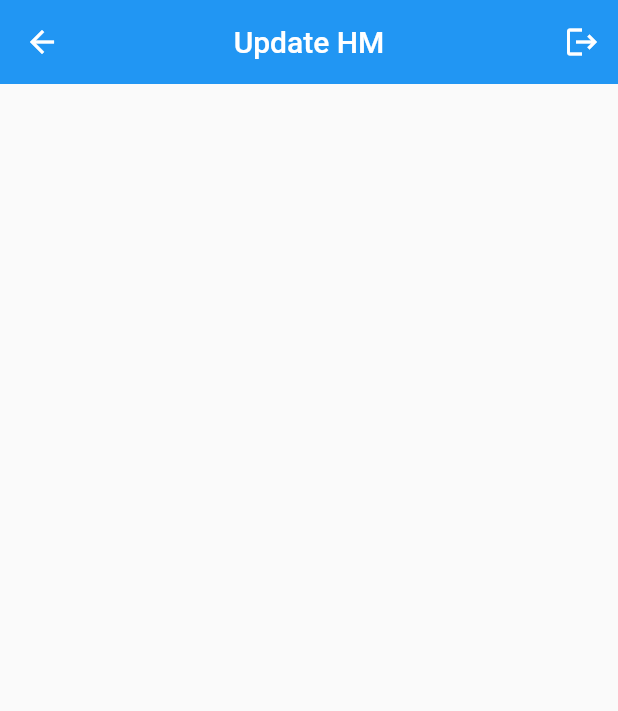
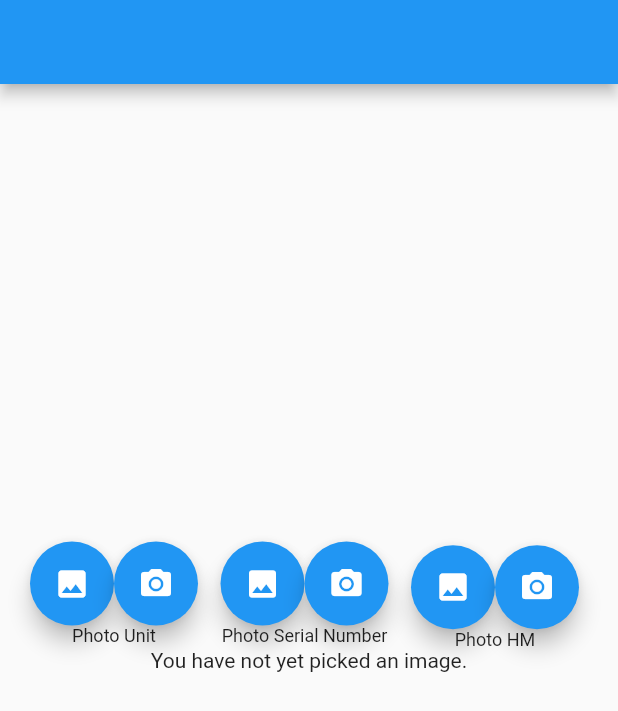
Before and after one commit to firafara/creative_mobile, a Flutter app: the HomePage screen opened by its route, after a tap on "Update HM", on a phone screen of 412 x 824 dp. Shown: the top 711 px of the screen. Run offline on Flutter 3.47's test engine with Material 2 defaults, Android fonts, the phone set to English and light mode, and no system bars; our stand-ins replace convex_bottom_bar, dropdown_button2, flutter_html, image_picker, shared_preferences and 2 more; missing offline and left inert: api_cache_manager, dart:ffi, flutter_summernote, html_editor_enhanced, zefyrka; accounts and stored records are empty.

Commit message:
update service report
menambahkan add photo sr

```diff
--- a/lib/main.dart
+++ b/lib/main.dart
@@ -3,6 +3,7 @@ import 'dart:math';
 import 'package:creative_mobile/pages/home_page.dart';
 import 'package:creative_mobile/pages/login_page..dart';
 import 'package:creative_mobile/pages/services/service_report.dart';
+import 'package:creative_mobile/pages/services/service_report_add_photo.dart';
 import 'package:creative_mobile/pages/update_hm.dart';
 import 'package:creative_mobile/services/shared_service.dart';
 import 'package:flutter/material.dart';
@@ -44,6 +45,7 @@ class MyApp extends StatelessWidget {
         '/home': (context) => const HomePage(),
         '/service-report': (context) => const ServiceReportPage(),
         '/update-hm': (context) => const HMPage(),
+        '/sr-add-photo': (context) => const ServiceReportAddPhotoPage(),
       },
       debugShowCheckedModeBanner: false,
     );
--- a/lib/pages/home_page.dart
+++ b/lib/pages/home_page.dart
@@ -152,8 +152,8 @@ class _HomePageState extends State<HomePage> {
                                   ),
                                 ),
                                 onTap: () {
-                                  Navigator.pushNamedAndRemoveUntil(
-                                      context, '/update-hm', (route) => false);
+                                  Navigator.pushNamedAndRemoveUntil(context,
+                                      '/sr-add-photo', (route) => false);
                                 },
                               ),
                             ],
--- /dev/null
+++ b/lib/pages/services/service_report_add_photo.dart
@@ -0,0 +1,531 @@
+// ignore_for_file: public_member_api_docs
+
+import 'dart:async';
+import 'dart:io';
+
+import 'package:flutter/foundation.dart';
+import 'package:flutter/material.dart';
+import 'package:image_picker/image_picker.dart';
+import 'package:video_player/video_player.dart';
+
+void main() {
+  runApp(const ServiceReportAddPhoto());
+}
+
+class ServiceReportAddPhoto extends StatelessWidget {
+  const ServiceReportAddPhoto({Key? key}) : super(key: key);
+
+  @override
+  Widget build(BuildContext context) {
+    return const MaterialApp(
+      title: 'Image Picker Demo',
+      home: ServiceReportAddPhotoPage(title: 'Image Picker Example'),
+    );
+  }
+}
+
+class ServiceReportAddPhotoPage extends StatefulWidget {
+  const ServiceReportAddPhotoPage({Key? key, this.title}) : super(key: key);
+
+  final String? title;
+
+  @override
+  State<ServiceReportAddPhotoPage> createState() =>
+      _ServiceReportAddPhotoPageState();
+}
+
+class _ServiceReportAddPhotoPageState extends State<ServiceReportAddPhotoPage> {
+  List<XFile>? _imageFileList;
+
+  void _setImageFileListFromFile(XFile? value) {
+    _imageFileList = value == null ? [] : <XFile>[value];
+  }
+
+  dynamic _pickImageError;
+  bool isVideo = false;
+
+  VideoPlayerController? _controller;
+  VideoPlayerController? _toBeDisposed;
+  String? _retrieveDataError;
+
+  final ImagePicker _picker = ImagePicker();
+  final TextEditingController maxWidthController = TextEditingController();
+  final TextEditingController maxHeightController = TextEditingController();
+  final TextEditingController qualityController = TextEditingController();
+
+  Future<void> _playVideo(XFile? file) async {
+    if (file != null && mounted) {
+      await _disposeVideoController();
+      late VideoPlayerController controller;
+      if (kIsWeb) {
+        controller = VideoPlayerController.network(file.path);
+      } else {
+        controller = VideoPlayerController.file(File(file.path));
+      }
+      _controller = controller;
+
+      const double volume = kIsWeb ? 0.0 : 1.0;
+      await controller.setVolume(volume);
+      await controller.initialize();
+      await controller.setLooping(true);
+      await controller.play();
+      setState(() {});
+    }
+  }
+
+  Future<void> _onImageButtonPressed(ImageSource source,
+      {BuildContext? context, bool isMultiImage = false}) async {
+    if (_controller != null) {
+      await _controller!.setVolume(0.0);
+    }
+    if (isVideo) {
+      final XFile? file = await _picker.pickVideo(
+          source: source, maxDuration: const Duration(seconds: 10));
+      await _playVideo(file);
+    } else if (isMultiImage) {
+      try {
+        final List<XFile> pickedFileList = await _picker.pickMultiImage(
+            // maxWidth: maxWidth,
+            // maxHeight: maxHeight,
+            // imageQuality: quality,
+            );
+        setState(() {
+          _imageFileList = pickedFileList;
+        });
+      } catch (e) {
+        setState(() {
+          _pickImageError = e;
+        });
+      }
+      // await _displayPickImageDialog(context!,
+      //     (double? maxWidth, double? maxHeight, int? quality) async {
+      //   try {
+      //     final List<XFile> pickedFileList = await _picker.pickMultiImage(
+      //         // maxWidth: maxWidth,
+      //         // maxHeight: maxHeight,
+      //         // imageQuality: quality,
+      //         );
+      //     setState(() {
+      //       _imageFileList = pickedFileList;
+      //     });
+      //   } catch (e) {
+      //     setState(() {
+      //       _pickImageError = e;
+      //     });
+      //   }
+      // });
+    } else {
+      try {
+        final XFile? pickedFile = await _picker.pickImage(
+          source: source,
+        );
+        setState(() {
+          _setImageFileListFromFile(pickedFile);
+        });
+      } catch (e) {
+        setState(() {
+          _pickImageError = e;
+        });
+      }
+      // await _displayPickImageDialog(context!,
+      //     (double? maxWidth, double? maxHeight, int? quality) async {
+      //   try {
+      //     final XFile? pickedFile = await _picker.pickImage(
+      //       source: source,
+      //       // maxWidth: maxWidth,
+      //       // maxHeight: maxHeight,
+      //       // imageQuality: quality,
+      //     );
+      //     setState(() {
+      //       _setImageFileListFromFile(pickedFile);
+      //     });
+      //   } catch (e) {
+      //     setState(() {
+      //       _pickImageError = e;
+      //     });
+      //   }
+      // });
+    }
+  }
+
+  @override
+  void deactivate() {
+    if (_controller != null) {
+      _controller!.setVolume(0.0);
+      _controller!.pause();
+    }
+    super.deactivate();
+  }
+
+  @override
+  void dispose() {
+    _disposeVideoController();
+    // maxWidthController.dispose();
+    // maxHeightController.dispose();
+    // qualityController.dispose();
+    super.dispose();
+  }
+
+  Future<void> _disposeVideoController() async {
+    if (_toBeDisposed != null) {
+      await _toBeDisposed!.dispose();
+    }
+    _toBeDisposed = _controller;
+    _controller = null;
+  }
+
+  Widget _previewVideo() {
+    final Text? retrieveError = _getRetrieveErrorWidget();
+    if (retrieveError != null) {
+      return retrieveError;
+    }
+    if (_controller == null) {
+      return const Text(
+        'You have not yet picked a video',
+        textAlign: TextAlign.center,
+      );
+    }
+    return Padding(
+      padding: const EdgeInsets.all(10.0),
+      child: AspectRatioVideo(_controller),
+    );
+  }
+
+  Widget _previewImages() {
+    final Text? retrieveError = _getRetrieveErrorWidget();
+    if (retrieveError != null) {
+      return retrieveError;
+    }
+    if (_imageFileList != null) {
+      return Semantics(
+        label: 'image_picker_example_picked_images',
+        child: ListView.builder(
+          key: UniqueKey(),
+          itemBuilder: (BuildContext context, int index) {
+            return Semantics(
+              label: 'image_picker_example_picked_image',
+              child: kIsWeb
+                  ? Image.network(_imageFileList![index].path)
+                  : Image.file(File(_imageFileList![index].path)),
+            );
+          },
+          itemCount: _imageFileList!.length,
+        ),
+      );
+    } else if (_pickImageError != null) {
+      return Text(
+        'Pick image error: $_pickImageError',
+        textAlign: TextAlign.center,
+      );
+    } else {
+      return const Text(
+        'You have not yet picked an image.',
+        textAlign: TextAlign.center,
+      );
+    }
+  }
+
+  Widget _handlePreview() {
+    if (isVideo) {
+      return _previewVideo();
+    } else {
+      return _previewImages();
+    }
+  }
+
+  Future<void> retrieveLostData() async {
+    final LostDataResponse response = await _picker.retrieveLostData();
+    if (response.isEmpty) {
+      return;
+    }
+    if (response.file != null) {
+      if (response.type == RetrieveType.video) {
+        isVideo = true;
+        await _playVideo(response.file);
+      } else {
+        isVideo = false;
+        setState(() {
+          if (response.files == null) {
+            _setImageFileListFromFile(response.file);
+          } else {
+            _imageFileList = response.files;
+          }
+        });
+      }
+    } else {
+      _retrieveDataError = response.exception!.code;
+    }
+  }
+
+  @override
+  Widget build(BuildContext context) {
+    return Scaffold(
+      appBar: AppBar(
+          // title: Text(widget.title!),
+          ),
+      body: Center(
+        child: !kIsWeb && defaultTargetPlatform == TargetPlatform.android
+            ? FutureBuilder<void>(
+                future: retrieveLostData(),
+                builder: (BuildContext context, AsyncSnapshot<void> snapshot) {
+                  switch (snapshot.connectionState) {
+                    case ConnectionState.none:
+                    case ConnectionState.waiting:
+                      return const Text(
+                        'You have not yet picked an image.',
+                        textAlign: TextAlign.center,
+                      );
+                    case ConnectionState.done:
+                      return _handlePreview();
+                    case ConnectionState.active:
+                      if (snapshot.hasError) {
+                        return Text(
+                          'Pick image/video error: ${snapshot.error}}',
+                          textAlign: TextAlign.center,
+                        );
+                      } else {
+                        return const Text(
+                          'You have not yet picked an image.',
+                          textAlign: TextAlign.center,
+                        );
+                      }
+                  }
+                },
+              )
+            : _handlePreview(),
+      ),
+      floatingActionButton: Container(
+        child: Row(
+          mainAxisAlignment: MainAxisAlignment.end,
+          crossAxisAlignment: CrossAxisAlignment.center,
+          children: <Widget>[
+            Padding(
+              padding: const EdgeInsets.only(
+                  bottom: 10, top: 10, right: 5, left: 10),
+              child: Container(
+                child: Column(
+                  mainAxisAlignment: MainAxisAlignment.center,
+                  children: <Widget>[
+                    Row(
+                      children: [
+                        FloatingActionButton(
+                          onPressed: () {
+                            isVideo = false;
+                            _onImageButtonPressed(ImageSource.gallery,
+                                context: context);
+                          },
+                          heroTag: 'unit0',
+                          tooltip: 'Pick Image from gallery',
+                          child: const Icon(Icons.photo),
+                        ),
+                        FloatingActionButton(
+                          onPressed: () {
+                            isVideo = false;
+                            _onImageButtonPressed(ImageSource.camera,
+                                context: context);
+                          },
+                          heroTag: 'unit1',
+                          tooltip: 'Take a Photo',
+                          child: const Icon(Icons.camera_alt),
+                        ),
+                      ],
+                    ),
+                    Text('Photo Unit', style: TextStyle(fontSize: 12.0))
+                  ],
+                ),
+              ),
+            ),
+            Padding(
+              padding: const EdgeInsets.only(
+                  bottom: 10, top: 10, right: 5, left: 10),
+              child: Column(
+                mainAxisAlignment: MainAxisAlignment.center,
+                children: <Widget>[
+                  Row(
+                    children: [
+                      FloatingActionButton(
+                        onPressed: () {
+                          isVideo = false;
+                          _onImageButtonPressed(ImageSource.gallery,
+                              context: context);
+                        },
+                        heroTag: 'sn0',
+                        tooltip: 'Pick Image from gallery',
+                        child: const Icon(Icons.photo),
+                      ),
+                      FloatingActionButton(
+                        onPressed: () {
+                          isVideo = false;
+                          _onImageButtonPressed(ImageSource.camera,
+                              context: context);
+                        },
+                        heroTag: 'sn1',
+                        tooltip: 'Take a Photo',
+                        child: const Icon(Icons.camera_alt),
+                      ),
+                    ],
+                  ),
+                  Text('Photo Serial Number', style: TextStyle(fontSize: 12.0))
+                ],
+              ),
+            ),
+            Padding(
+              padding: const EdgeInsets.only(
+                  bottom: 5, top: 10, right: 10, left: 10),
+              child: Column(
+                mainAxisAlignment: MainAxisAlignment.center,
+                children: <Widget>[
+                  Row(
+                    children: [
+                      FloatingActionButton(
+                        onPressed: () {
+                          isVideo = false;
+                          _onImageButtonPressed(ImageSource.gallery,
+                              context: context);
+                        },
+                        heroTag: 'hm0',
+                        tooltip: 'Pick Image from gallery',
+                        child: const Icon(Icons.photo),
+                      ),
+                      FloatingActionButton(
+                        onPressed: () {
+                          isVideo = false;
+                          _onImageButtonPressed(ImageSource.camera,
+                              context: context);
+                        },
+                        heroTag: 'hm1',
+                        tooltip: 'Take a Photo',
+                        child: const Icon(Icons.camera_alt),
+                      ),
+                    ],
+                  ),
+                  Text('Photo HM', style: TextStyle(fontSize: 12.0))
+                ],
+              ),
+            ),
+          ],
+        ),
+      ),
+    );
+  }
+
+  Text? _getRetrieveErrorWidget() {
+    if (_retrieveDataError != null) {
+      final Text result = Text(_retrieveDataError!);
+      _retrieveDataError = null;
+      return result;
+    }
+    return null;
+  }
+
+  Future<void> _displayPickImageDialog(
+      BuildContext context, OnPickImageCallback onPick) async {
+    return showDialog(
+        context: context,
+        builder: (BuildContext context) {
+          return AlertDialog(
+            title: const Text('Add optional parameters'),
+            content: Column(
+              children: <Widget>[
+                TextField(
+                  controller: maxWidthController,
+                  keyboardType:
+                      const TextInputType.numberWithOptions(decimal: true),
+                  decoration: const InputDecoration(
+                      hintText: 'Enter maxWidth if desired'),
+                ),
+                TextField(
+                  controller: maxHeightController,
+                  keyboardType:
+                      const TextInputType.numberWithOptions(decimal: true),
+                  decoration: const InputDecoration(
+                      hintText: 'Enter maxHeight if desired'),
+                ),
+                TextField(
+                  controller: qualityController,
+                  keyboardType: TextInputType.number,
+                  decoration: const InputDecoration(
+                      hintText: 'Enter quality if desired'),
+                ),
+              ],
+            ),
+            actions: <Widget>[
+              TextButton(
+                child: const Text('CANCEL'),
+                onPressed: () {
+                  Navigator.of(context).pop();
+                },
+              ),
+              TextButton(
+                  child: const Text('PICK'),
+                  onPressed: () {
+                    final double? width = maxWidthController.text.isNotEmpty
+                        ? double.parse(maxWidthController.text)
+                        : null;
+                    final double? height = maxHeightController.text.isNotEmpty
+                        ? double.parse(maxHeightController.text)
+                        : null;
+                    final int? quality = qualityController.text.isNotEmpty
+                        ? int.parse(qualityController.text)
+                        : null;
+                    onPick(width, height, quality);
+                    Navigator.of(context).pop();
+                  }),
+            ],
+          );
+        });
+  }
+}
+
+typedef OnPickImageCallback = void Function(
+    double? maxWidth, double? maxHeight, int? quality);
+
+class AspectRatioVideo extends StatefulWidget {
+  const AspectRatioVideo(this.controller, {Key? key}) : super(key: key);
+
+  final VideoPlayerController? controller;
+
+  @override
+  AspectRatioVideoState createState() => AspectRatioVideoState();
+}
+
+class AspectRatioVideoState extends State<AspectRatioVideo> {
+  VideoPlayerController? get controller => widget.controller;
+  bool initialized = false;
+
+  void _onVideoControllerUpdate() {
+    if (!mounted) {
+      return;
+    }
+    if (initialized != controller!.value.isInitialized) {
+      initialized = controller!.value.isInitialized;
+      setState(() {});
+    }
+  }
+
+  @override
+  void initState() {
+    super.initState();
+    controller!.addListener(_onVideoControllerUpdate);
+  }
+
+  @override
+  void dispose() {
+    controller!.removeListener(_onVideoControllerUpdate);
+    super.dispose();
+  }
+
+  @override
+  Widget build(BuildContext context) {
+    if (initialized) {
+      return Center(
+        child: AspectRatio(
+          aspectRatio: controller!.value.aspectRatio,
+          child: VideoPlayer(controller!),
+        ),
+      );
+    } else {
+      return Container();
+    }
+  }
+}
--- a/lib/pages/services/submit_service_report.dart
+++ b/lib/pages/services/submit_service_report.dart
@@ -1,3 +1,5 @@
+// ignore_for_file: unnecessary_new
+
 import 'dart:convert';
 
 import 'package:creative_mobile/config.dart';
@@ -10,7 +12,6 @@ class SubmitServiceReport {
   submitServiceReport(data) async {
     // var uri = Uri.http(Config.apiURL, Config.apiStoreSR);
     var uri = Uri.http("192.168.4.173:8000", Config.apiStoreSR);
-    // print(await cf.getAPIToken());
     var header = {
       "Authorization": "Bearer ${await cf.getAPIToken()}",
     };
@@ -35,8 +36,7 @@ class SubmitServiceReport {
       "unit_status_after_service": data['unit_status_after_service'],
       "need_parts_recommendation": data['need_parts_recommendation'],
     });
-
+    print(response.body);
     var hasil = json.decode(response.body);
-    print(response.body + 'tes');
   }
 }
--- a/pubspec.yaml
+++ b/pubspec.yaml
@@ -46,7 +46,13 @@ dependencies:
   flutter_summernote: ^1.0.0
   convex_bottom_bar: ^3.1.0+1
   zefyrka: ^1.3.0
+  html: ^0.15.1
+  flutter_html: ^3.0.0-alpha.6
+  camera: ^0.10.3
+  video_player: ^2.5.1
+  image_picker: ^0.8.6+1
   # zefyr: ^1.0.0-dev.1.0
+  # quill_delta: ^1.0.0
 
 dev_dependencies:
   flutter_test:
```
Also changed, not shown: lib/pages/services/service_report.dart (+85 -10 lines), pubspec.lock.
